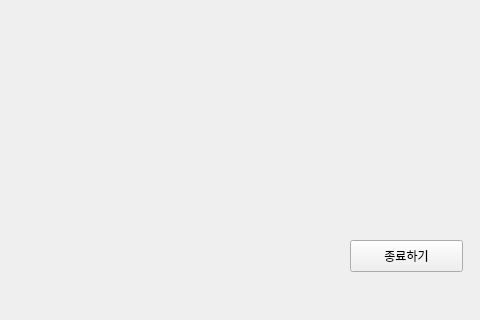
Old version of the form resources/ui/ExecWindow.ui in the repository awesomeo184/hufs-11; both pictures show x 0 to 480 and y 280 to 600 of the 800 by 600 pixel window.
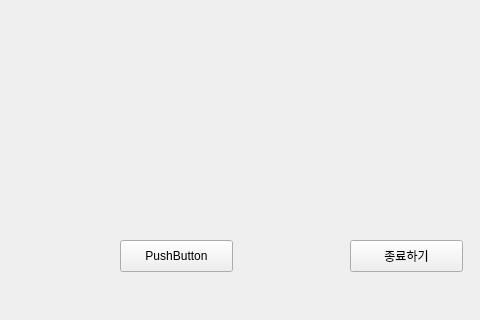
New version of the form.

Patch:
```diff
--- a/resources/ui/ExecWindow.ui
+++ b/resources/ui/ExecWindow.ui
@@ -92,6 +92,19 @@
      <string/>
     </property>
    </widget>
+   <widget class="QPushButton" name="btn_test">
+    <property name="geometry">
+     <rect>
+      <x>120</x>
+      <y>520</y>
+      <width>113</width>
+      <height>32</height>
+     </rect>
+    </property>
+    <property name="text">
+     <string>PushButton</string>
+    </property>
+   </widget>
   </widget>
   <widget class="QStatusBar" name="statusbar"/>
  </widget>
```
